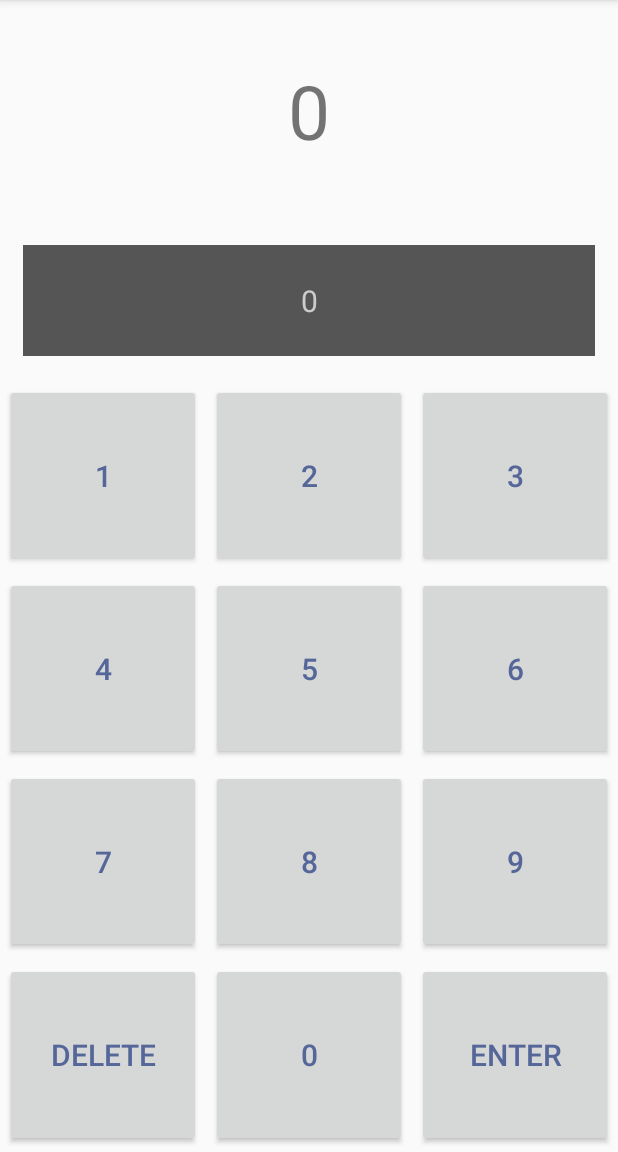
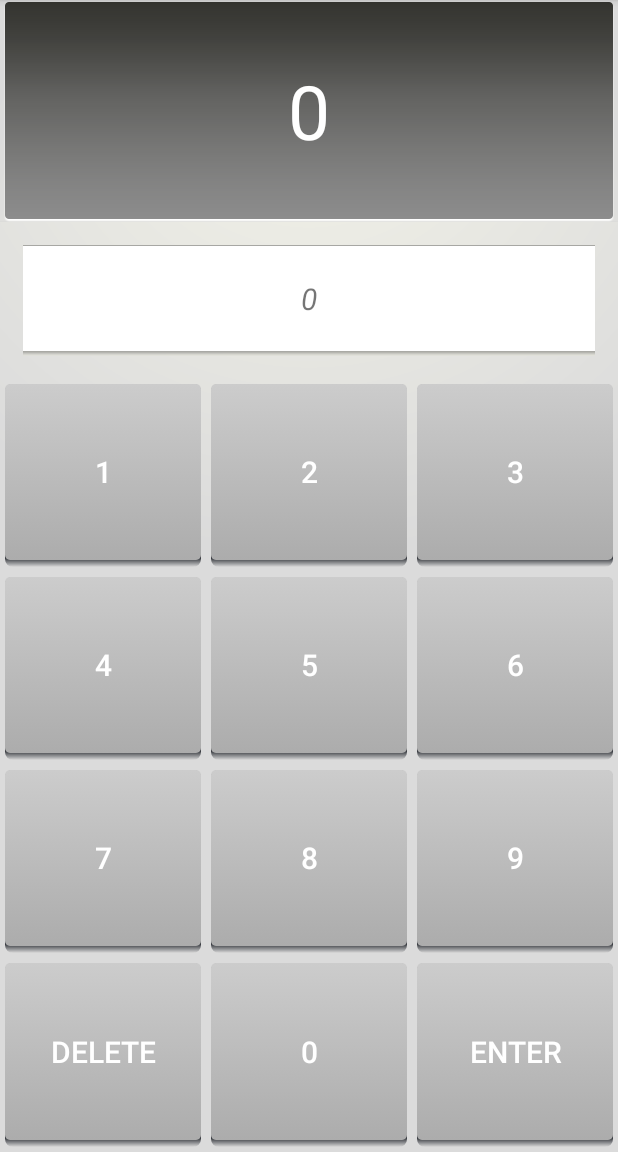
Before and after one commit to sudhirkhanger/The-Big-Nerd-Ranch-Guide, an Android app: the screen it shows after launch (RemoteControlActivity), on a phone screen of 412 x 824 dp, the part 84-1236 px from its top. Run offline under Robolectric (Android 15) with nearby library versions, the phone set to English and light mode, and no system bars.

Commit message:
Chapter XML Drawables and 9 Patch pg 412 Finally Remote Control is done

```diff
--- /dev/null
+++ b/RemoteControl/app/src/main/res/drawable/button_shape.xml
@@ -0,0 +1,5 @@
+<?xml version="1.0" encoding="utf-8"?>
+<selector xmlns:android="http://schemas.android.com/apk/res/android">
+    <item android:drawable="@drawable/button_shape_normal" android:state_pressed="false" />
+    <item android:drawable="@drawable/button_shape_pressed" android:state_pressed="true" />
+</selector>
--- /dev/null
+++ b/RemoteControl/app/src/main/res/drawable/button_shape_normal.xml
@@ -0,0 +1,9 @@
+<?xml version="1.0" encoding="utf-8"?>
+<shape xmlns:android="http://schemas.android.com/apk/res/android"
+    android:shape="rectangle">
+    <corners android:radius="3dp" />
+    <gradient
+        android:angle="90"
+        android:endColor="#cccccc"
+        android:startColor="#acacac" />
+</shape>
--- /dev/null
+++ b/RemoteControl/app/src/main/res/drawable/button_shape_pressed.xml
@@ -0,0 +1,9 @@
+<?xml version="1.0" encoding="utf-8"?>
+<shape xmlns:android="http://schemas.android.com/apk/res/android"
+    android:shape="rectangle">
+    <corners android:radius="3dp" />
+    <gradient
+        android:angle="270"
+        android:endColor="#cccccc"
+        android:startColor="#acacac" />
+</shape>
--- /dev/null
+++ b/RemoteControl/app/src/main/res/drawable/button_shape_shadowed.xml
@@ -0,0 +1,19 @@
+<?xml version="1.0" encoding="utf-8"?>
+<layer-list xmlns:android="http://schemas.android.com/apk/res/android" >
+    <item>
+        <shape android:shape="rectangle" >
+            <corners android:radius="5dp" />
+            <gradient
+                android:angle="90"
+                android:centerColor="#303339"
+                android:centerY="0.05"
+                android:endColor="#000000"
+                android:startColor="#00000000" />
+        </shape>
+    </item>
+    <item>
+        <inset
+            android:drawable="@drawable/button_shape"
+            android:insetBottom="5dp" />
+    </item>
+</layer-list>
--- /dev/null
+++ b/RemoteControl/app/src/main/res/drawable/button_text_color.xml
@@ -0,0 +1,5 @@
+<?xml version="1.0" encoding="utf-8"?>
+<selector xmlns:android="http://schemas.android.com/apk/res/android">
+    <item android:state_pressed="false" android:color="#ffffff" />
+    <item android:state_pressed="true" android:color="#556699" />
+</selector>
--- /dev/null
+++ b/RemoteControl/app/src/main/res/drawable/remote_background.xml
@@ -0,0 +1,9 @@
+<?xml version="1.0" encoding="utf-8"?>
+<shape xmlns:android="http://schemas.android.com/apk/res/android" >
+<gradient
+    android:centerY="0.05"
+    android:endColor="#dbdbdb"
+    android:gradientRadius="500"
+    android:startColor="#f4f4e9"
+    android:type="radial" />
+</shape>
--- a/RemoteControl/app/src/main/res/layout/fragment_remote_control.xml
+++ b/RemoteControl/app/src/main/res/layout/fragment_remote_control.xml
@@ -3,6 +3,7 @@
     android:id="@+id/fragment_remote_control_tableLayout"
     android:layout_width="match_parent"
     android:layout_height="match_parent"
+    android:background="@drawable/remote_background"
     android:stretchColumns="*">
 
     <TextView
@@ -10,8 +11,10 @@
         android:layout_width="match_parent"
         android:layout_height="0dp"
         android:layout_weight="2"
+        android:background="@drawable/window_patch"
         android:gravity="center"
         android:text="0"
+        android:textColor="#ffffff"
         android:textSize="50dp" />
 
     <TextView
@@ -20,10 +23,10 @@
         android:layout_height="0dp"
         android:layout_weight="1"
         android:layout_margin="15dp"
-        android:background="#555555"
+        android:background="@drawable/bar_patch"
         android:gravity="center"
         android:text="0"
-        android:textColor="#cccccc"
+        android:textStyle="italic"
         android:textSize="20dp" />
 
     <include
--- a/RemoteControl/app/src/main/res/values/styles.xml
+++ b/RemoteControl/app/src/main/res/values/styles.xml
@@ -8,9 +8,10 @@
     <style name="RemoteButton">
         <item name="android:layout_width">0dp</item>
         <item name="android:layout_height">match_parent</item>
-        <item name="android:textColor">#556699</item>
         <item name="android:textSize">20dp</item>
         <item name="android:layout_margin">3dp</item>
+        <item name="android:background">@drawable/button_shape_shadowed</item>
+        <item name="android:textColor">@drawable/button_text_color</item>
     </style>
 
 </resources>
```
Also changed, not shown: RemoteControl/app/src/main/res/drawable-hdpi/bar.png (added), RemoteControl/app/src/main/res/drawable-hdpi/bar_patch.9.png (added), RemoteControl/app/src/main/res/drawable-hdpi/inset.png (added), RemoteControl/app/src/main/res/drawable-hdpi/inset_patch.9.png (added), RemoteControl/app/src/main/res/drawable-hdpi/window.png (added), RemoteControl/app/src/main/res/drawable-hdpi/window_patch.9.png (added).
